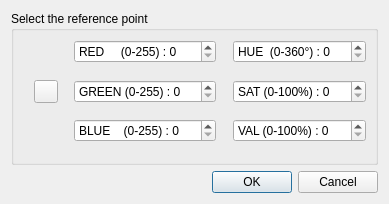
First picture: the form in HSVDialog.ui, repository ckeleshi/ptrans, before the edit.
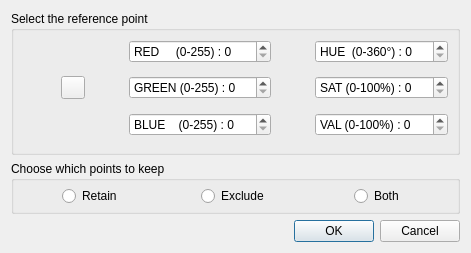
Second picture: the form after the edit. Icons and pictures are not drawn.

Commit message: ajout choix points HSV

Diff of the .ui file:
```diff
--- a/HSVDialog.ui
+++ b/HSVDialog.ui
@@ -6,8 +6,8 @@
    <rect>
     <x>0</x>
     <y>0</y>
-    <width>389</width>
-    <height>204</height>
+    <width>471</width>
+    <height>253</height>
    </rect>
   </property>
   <property name="sizePolicy">
@@ -262,6 +262,42 @@
      </item>
     </layout>
    </item>
+   <item>
+    <widget class="QGroupBox" name="horizontalGroupBox">
+     <property name="title">
+      <string>Choose which points to keep </string>
+     </property>
+     <layout class="QHBoxLayout" name="horizontalLayout">
+      <property name="topMargin">
+       <number>5</number>
+      </property>
+      <property name="bottomMargin">
+       <number>5</number>
+      </property>
+      <item alignment="Qt::AlignHCenter">
+       <widget class="QRadioButton" name="retain">
+        <property name="text">
+         <string>Retain</string>
+        </property>
+       </widget>
+      </item>
+      <item alignment="Qt::AlignHCenter">
+       <widget class="QRadioButton" name="exclude">
+        <property name="text">
+         <string>Exclude</string>
+        </property>
+       </widget>
+      </item>
+      <item alignment="Qt::AlignHCenter">
+       <widget class="QRadioButton" name="both">
+        <property name="text">
+         <string>Both</string>
+        </property>
+       </widget>
+      </item>
+     </layout>
+    </widget>
+   </item>
    <item>
     <widget class="QDialogButtonBox" name="buttonBox">
      <property name="orientation">
```
The commit also changes 2 other files.
